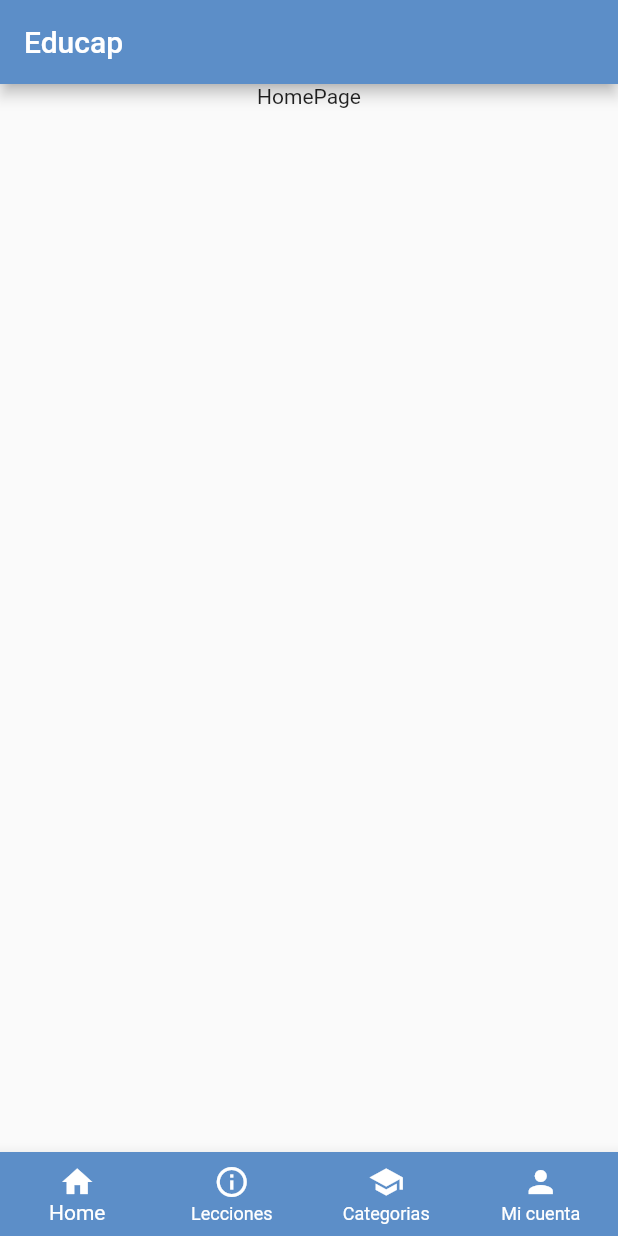
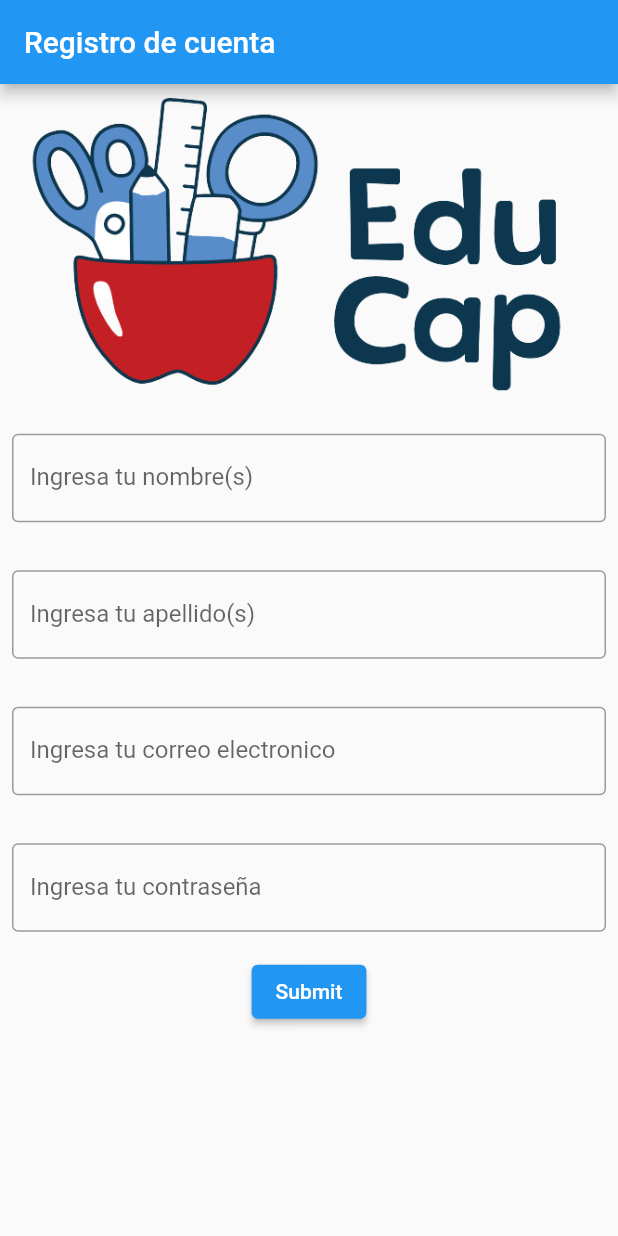
Before and after one commit to chalajr/mobileEducap, a Flutter app: the screen it shows after launch, on a phone screen of 412 x 824 dp. Run offline on Flutter 3.47's test engine with Material 2 defaults, Android fonts, the phone set to English and light mode, and no system bars.

Commit message:
Develop account register

```diff
--- a/educap_flutter/lib/main.dart
+++ b/educap_flutter/lib/main.dart
@@ -4,6 +4,7 @@ import 'package:http/http.dart' as http;
 import 'dart:developer' as developer;
 import 'dart:async';
 import 'dart:convert';
+import 'register_form.dart';
 
 var auth = true;
 const port = '10.0.2.2:8000/API';
@@ -45,7 +46,7 @@ class EduCap extends StatelessWidget {
         backgroundColor: eduCapBlue,
       ),
       title: "EduCap",
-      home: const Layout(),
+      home: MyCustomForm(),
     );
   }
 }
--- /dev/null
+++ b/educap_flutter/lib/register_form.dart
@@ -0,0 +1,124 @@
+import 'package:flutter/material.dart';
+
+// Define a custom Form widget.
+class MyCustomForm extends StatefulWidget {
+  const MyCustomForm({Key? key}) : super(key: key);
+
+  @override
+  MyCustomFormState createState() {
+    return MyCustomFormState();
+  }
+}
+
+// Define a corresponding State class.
+// This class holds data related to the form.
+class MyCustomFormState extends State<MyCustomForm> {
+  // Create a global key that uniquely identifies the Form widget
+  // and allows validation of the form.
+  //
+  // Note: This is a `GlobalKey<FormState>`,
+  // not a GlobalKey<MyCustomFormState>.
+  final _formKey = GlobalKey<FormState>();
+
+  @override
+  Widget build(BuildContext context) {
+    // Build a Form widget using the _formKey created above.
+    return Scaffold(
+      appBar: AppBar(
+        title: const Text('Registro de cuenta'),
+      ),
+      body: SingleChildScrollView(
+        child: Column(
+          mainAxisAlignment: MainAxisAlignment.center,
+          children: [
+            Image.asset('images/logoEducap-bg.png'),
+            Form(
+              key: _formKey,
+              child: Column(
+                children: <Widget>[
+                  Padding(
+                    padding:
+                        const EdgeInsets.symmetric(horizontal: 8, vertical: 16),
+                    child: TextFormField(
+                      validator: (value) {
+                        if (value == null || value.isEmpty) {
+                          return 'Por favor ingresa tu nombre(s)';
+                        }
+                        return null;
+                      },
+                      decoration: const InputDecoration(
+                        border: OutlineInputBorder(),
+                        labelText: 'Ingresa tu nombre(s)',
+                      ),
+                    ),
+                  ),
+                  Padding(
+                    padding:
+                        const EdgeInsets.symmetric(horizontal: 8, vertical: 16),
+                    child: TextFormField(
+                      validator: (value) {
+                        if (value == null || value.isEmpty) {
+                          return 'Por favor ingresa tu apellido(s)';
+                        }
+                        return null;
+                      },
+                      decoration: const InputDecoration(
+                        border: OutlineInputBorder(),
+                        labelText: 'Ingresa tu apellido(s)',
+                      ),
+                    ),
+                  ),
+                  Padding(
+                    padding:
+                        const EdgeInsets.symmetric(horizontal: 8, vertical: 16),
+                    child: TextFormField(
+                      validator: (value) {
+                        if (value == null || value.isEmpty) {
+                          return 'Por favor ingresa un correo valido';
+                        }
+                        return null;
+                      },
+                      decoration: const InputDecoration(
+                        border: OutlineInputBorder(),
+                        labelText: 'Ingresa tu correo electronico',
+                      ),
+                    ),
+                  ),
+                  Padding(
+                    padding:
+                        const EdgeInsets.symmetric(horizontal: 8, vertical: 16),
+                    child: TextFormField(
+                      validator: (value) {
+                        if (value == null || value.isEmpty) {
+                          return 'Por favor ingresa una contraseña';
+                        }
+                        return null;
+                      },
+                      decoration: const InputDecoration(
+                        border: OutlineInputBorder(),
+                        labelText: 'Ingresa tu contraseña',
+                      ),
+                    ),
+                  ),
+                  ElevatedButton(
+                    onPressed: () {
+                      // Validate returns true if the form is valid, or false otherwise.
+                      if (_formKey.currentState!.validate()) {
+                        // If the form is valid, display a snackbar. In the real world,
+                        // you'd often call a server or save the information in a database.
+                        ScaffoldMessenger.of(context).showSnackBar(
+                          const SnackBar(content: Text('Processing Data')),
+                        );
+                      }
+                    },
+                    child: const Text('Submit'),
+                  ),
+                ],
+              ),
+            ),
+          ],
+        ),
+      ),
+    );
+  }
+}
--- a/educap_flutter/pubspec.yaml
+++ b/educap_flutter/pubspec.yaml
@@ -51,10 +51,13 @@ dev_dependencies:
 
 # The following section is specific to Flutter.
 flutter:
+  uses-material-design: true
+
+  assets:
+    - images/
   # The following line ensures that the Material Icons font is
   # included with your application, so that you can use the icons in
   # the material Icons class.
-  uses-material-design: true
 
   # To add assets to your application, add an assets section, like this:
   # assets:
```
Also changed, not shown: educap_flutter/images/logoEducap-bg.png (added), educap_flutter/images/logoEducap.png (added), educap_flutter/images/logoEducapManzana-bg.png (added), educap_flutter/images/logoEducapManzana.png (added).
